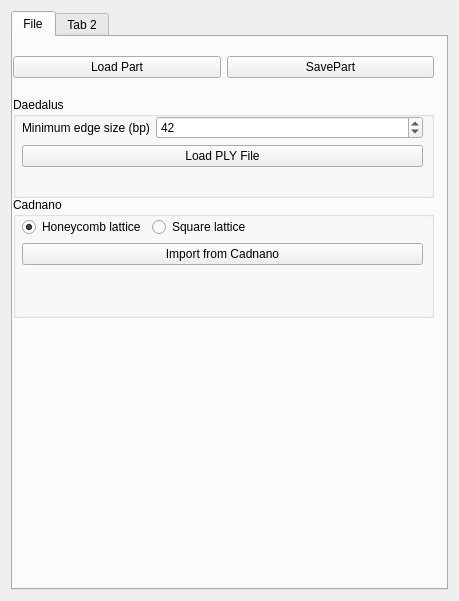
The window that AdenitaCoreSE/form/SEAdenitaCoreSEAppGUI.ui (edellano/Adenita-SAMSON-Edition) describes before a commit, drawn with Qt 5.
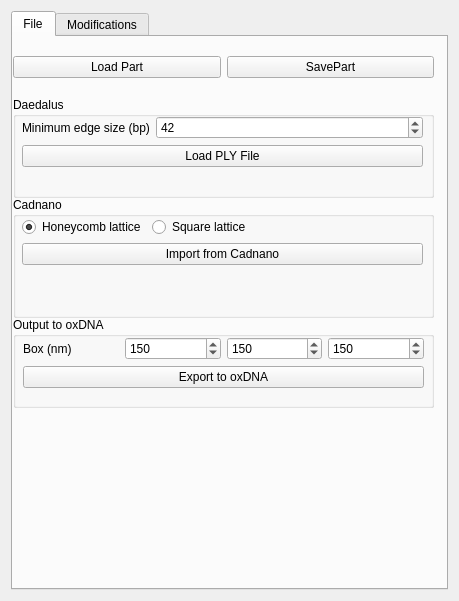
The same window after the commit.

Commit message: Added to the form export options for OxDNA and setting of the scaffold

Diff of the .ui file:
```diff
--- a/AdenitaCoreSE/form/SEAdenitaCoreSEAppGUI.ui
+++ b/AdenitaCoreSE/form/SEAdenitaCoreSEAppGUI.ui
@@ -158,10 +158,79 @@
           </layout>
          </widget>
         </widget>
+        <widget class="QGroupBox" name="groupBox_3">
+         <property name="geometry">
+          <rect>
+           <x>0</x>
+           <y>280</y>
+           <width>421</width>
+           <height>91</height>
+          </rect>
+         </property>
+         <property name="title">
+          <string>Output to oxDNA</string>
+         </property>
+         <widget class="QWidget" name="gridLayoutWidget_2">
+          <property name="geometry">
+           <rect>
+            <x>10</x>
+            <y>20</y>
+            <width>401</width>
+            <height>51</height>
+           </rect>
+          </property>
+          <layout class="QGridLayout" name="gridLayout_2">
+           <item row="0" column="0">
+            <widget class="QLabel" name="label_2">
+             <property name="text">
+              <string>Box (nm)</string>
+             </property>
+            </widget>
+           </item>
+           <item row="0" column="3">
+            <widget class="QSpinBox" name="spnBoxSizeZ">
+             <property name="maximum">
+              <number>1000</number>
+             </property>
+             <property name="value">
+              <number>150</number>
+             </property>
+            </widget>
+           </item>
+           <item row="0" column="1">
+            <widget class="QSpinBox" name="spnBoxSizeX">
+             <property name="maximum">
+              <number>1000</number>
+             </property>
+             <property name="value">
+              <number>150</number>
+             </property>
+            </widget>
+           </item>
+           <item row="0" column="2">
+            <widget class="QSpinBox" name="spnBoxSizeY">
+             <property name="maximum">
+              <number>1000</number>
+             </property>
+             <property name="value">
+              <number>150</number>
+             </property>
+            </widget>
+           </item>
+           <item row="1" column="0" colspan="4">
+            <widget class="QPushButton" name="btnExportToOxDNA">
+             <property name="text">
+              <string>Export to oxDNA</string>
+             </property>
+            </widget>
+           </item>
+          </layout>
+         </widget>
+        </widget>
        </widget>
        <widget class="QWidget" name="tab_2">
         <attribute name="title">
-         <string>Tab 2</string>
+         <string>Modifications</string>
         </attribute>
        </widget>
       </widget>
```
Left out of the diff: 62 changed lines with no effect on the pictures. The commit also changes 7 other files.
